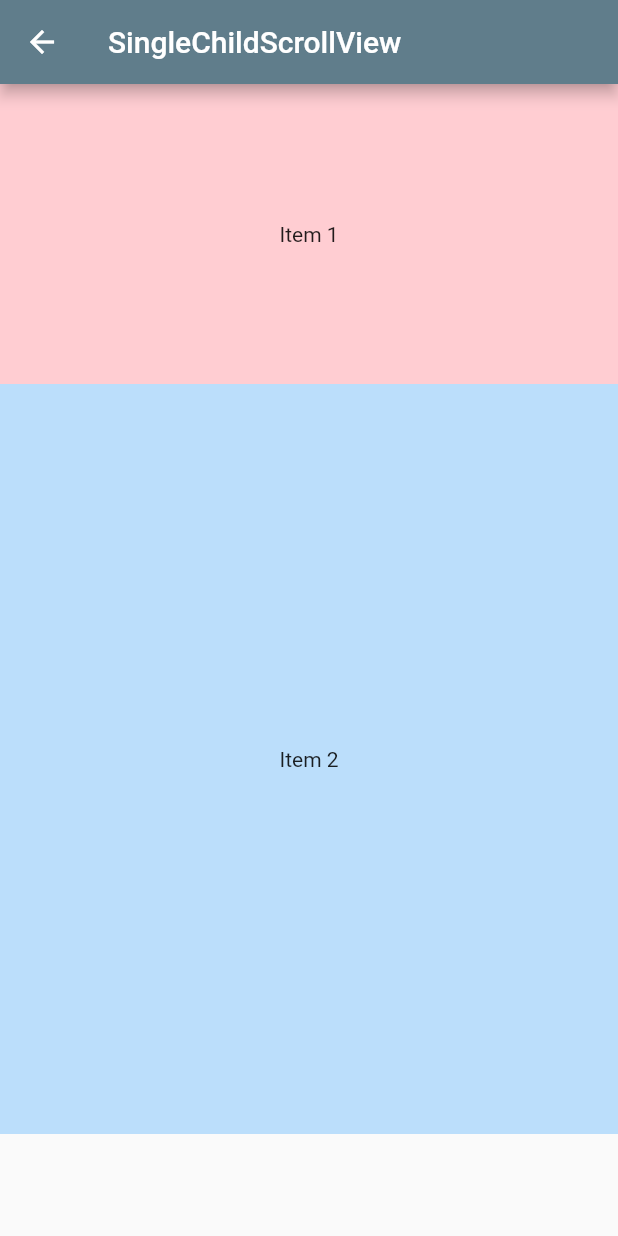
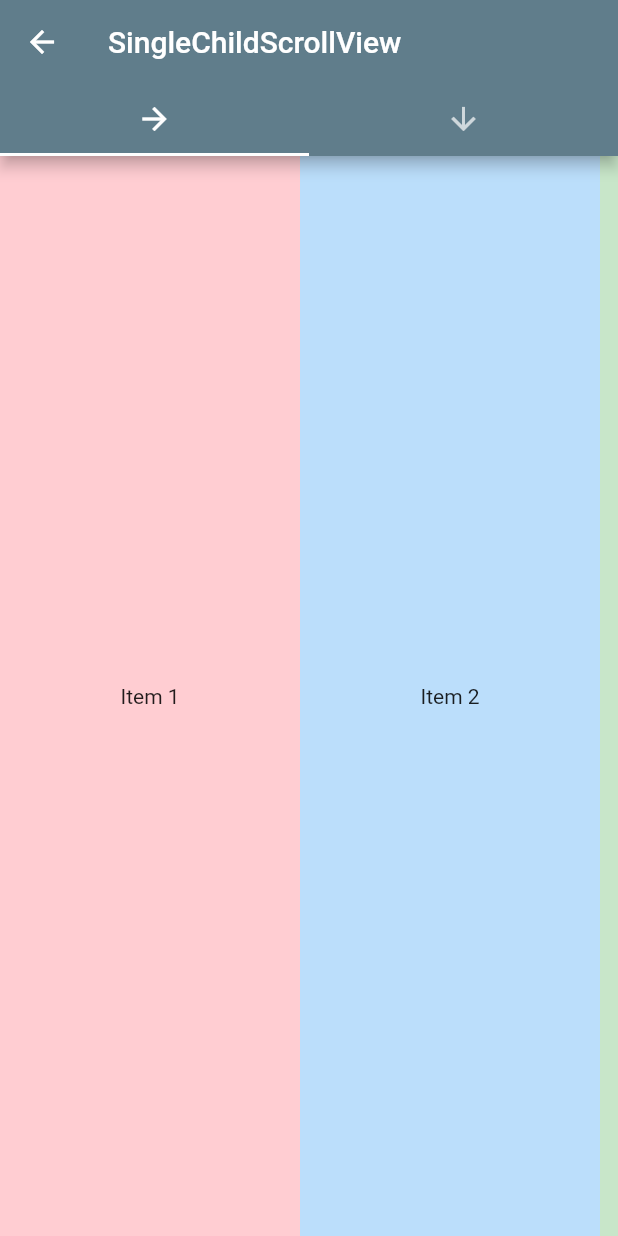
Before and after one commit to gulsenkeskin/top_listview_widgets, a Flutter app: the SingleChildScrollViewPage screen opened directly, on a phone screen of 412 x 824 dp. Run offline on Flutter 3.47's test engine with Material 2 defaults, Android fonts, the phone set to English and light mode, and no system bars.

Commit message:
Update single_child_scroll_view.dart

```diff
--- a/lib/src/pages/single_child_scroll_view.dart
+++ b/lib/src/pages/single_child_scroll_view.dart
@@ -7,28 +7,65 @@ class SingleChildScrollViewPage extends StatelessWidget {
 
   @override
   Widget build(BuildContext context) {
-    return Scaffold(
-      appBar: AppBar(
-        title: Text(title),
-      ),
-      body: SingleChildScrollView(
-        child: Column(
+    return DefaultTabController(
+      length: 3,
+      child: Scaffold(
+        appBar: AppBar(
+          title: Text(title),
+          bottom: const TabBar(
+            tabs: [
+              Tab(icon: Icon(Icons.arrow_forward)),
+              Tab(icon: Icon(Icons.arrow_downward_sharp)),
+            ],
+          ),
+        ),
+        body: TabBarView(
           children: [
-            Container(
-              alignment: Alignment.center,
-              color: Colors.red[100],
-              height: 200,
-              child: const Text('Item 1'),
-            ),
-            Container(
-              alignment: Alignment.center,
-              color: Colors.blue[100],
-              height: 500,
-              child: const Text('Item 2'),
-            )
+            horizontal(context),
+            vertical(context),
           ],
         ),
       ),
     );
   }
 }
+
+horizontal(context) {
+  return SingleChildScrollView(
+    scrollDirection: Axis.horizontal,
+    child: Row(
+      children: [
+        customContainer('Item 1', Colors.red[100], context),
+        customContainer('Item 2', Colors.blue[100], context),
+        customContainer('Item 3', Colors.green[100], context),
+      ],
+    ),
+  );
+}
+
+Container customContainer(text, color, context,
+    {double? height, bool? isVertical}) {
+  return Container(
+    alignment: Alignment.center,
+    color: color,
+    height: !(isVertical ?? false)
+        ? MediaQuery.of(context).size.height
+        : height ?? 200,
+    width: isVertical ?? false ? MediaQuery.of(context).size.width : 200,
+    child: Text(text),
+  );
+}
+
+vertical(context) {
+  return SingleChildScrollView(
+    child: Column(
+      children: [
+        customContainer('Item 1', Colors.red[100], context, isVertical: true),
+        customContainer('Item 2', Colors.blue[100], context,
+            height: 500, isVertical: true),
+        customContainer('Item 3', Colors.purple[100], context,
+            height: 150, isVertical: true),
+      ],
+    ),
+  );
+}
```
